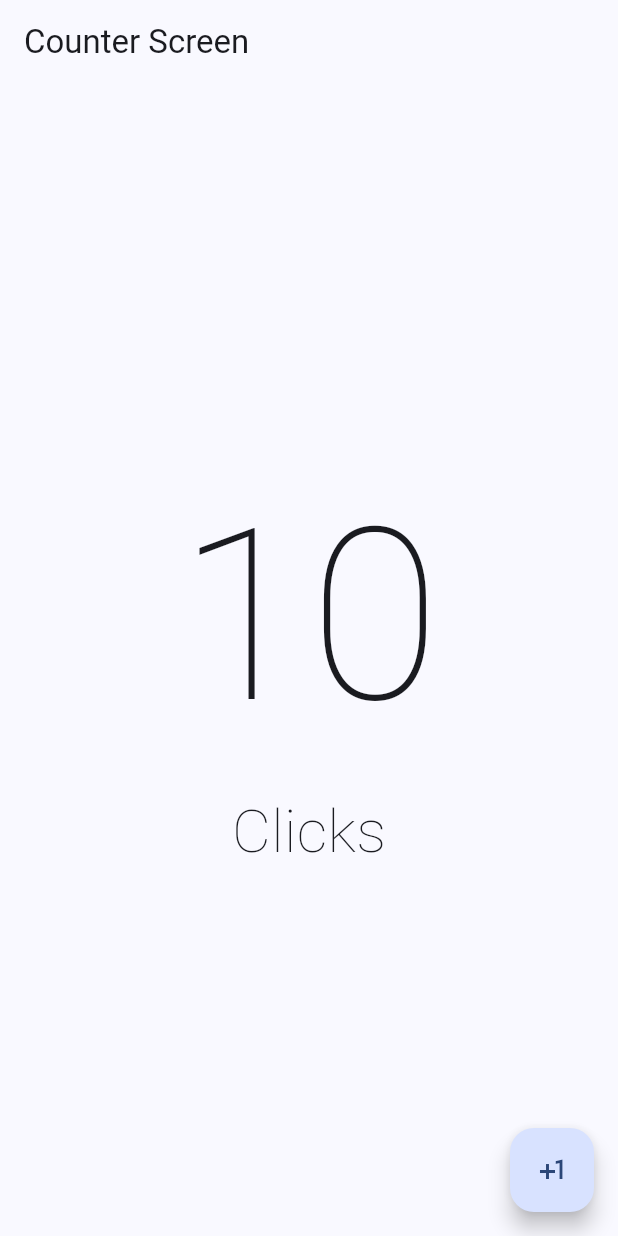
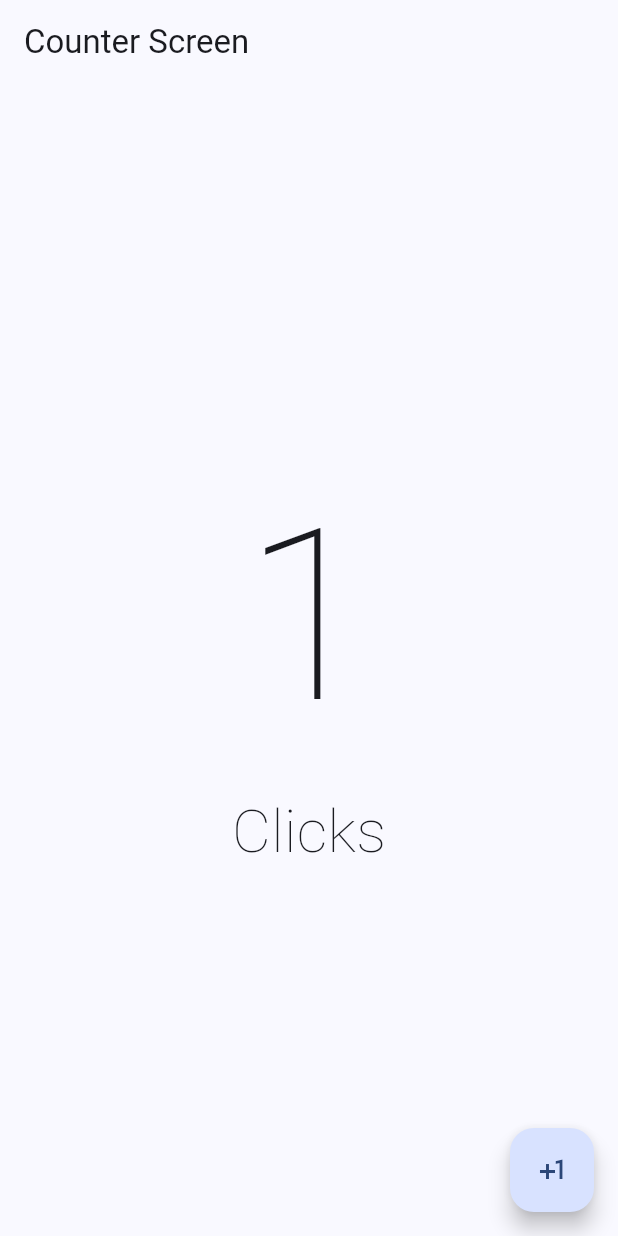
Before and after one commit to KeingCasabona/Draft-Flutter-Practice, a Flutter app: the screen it shows after launch, after a tap on the "plus one" icon, on a phone screen of 412 x 824 dp. Run offline on Flutter 3.47's test engine with Material 3 defaults, Android fonts, the phone set to English and light mode, and no system bars.

Commit message:
feat: Add Counter and setState

```diff
--- a/lib/presentation/screens/counter_screen.dart
+++ b/lib/presentation/screens/counter_screen.dart
@@ -1,8 +1,14 @@
 import 'package:flutter/material.dart';
 
-class CounterScreen extends StatelessWidget {
+class CounterScreen extends StatefulWidget {
   const CounterScreen({super.key});
 
+  @override
+  State<CounterScreen> createState() => _CounterScreenState();
+}
+
+class _CounterScreenState extends State<CounterScreen> {
+  int clickCounter = 0;
   @override
   Widget build(BuildContext context) {
     return Scaffold(
@@ -14,13 +20,13 @@ class CounterScreen extends StatelessWidget {
           mainAxisAlignment: MainAxisAlignment.center,
           children: [
             Text(
-              '10',
-              style: TextStyle(
+              clickCounter.toString(),
+              style: const TextStyle(
                 fontSize: 160,
                 fontWeight: FontWeight.w100,
               ),
             ),
-            Text(
+            const Text(
               'Clicks',
               style: TextStyle(
                 fontSize: 40,
@@ -31,8 +37,13 @@ class CounterScreen extends StatelessWidget {
         ),
       ),
       floatingActionButton: FloatingActionButton(
-        onPressed: () {},
-        child: Icon(Icons.plus_one),
+        onPressed: () {
+          setState(() {
+            //clickCounter = clickCounter + 1;
+            clickCounter++;
+          });
+        },
+        child: const Icon(Icons.plus_one),
       ),
     );
   }
```
